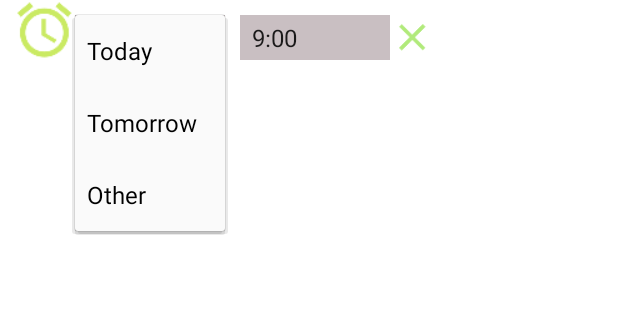
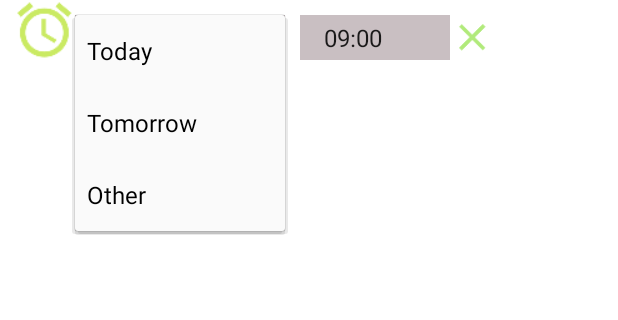
Before and after one commit to Meteoric-Cat/Assignment, an Android app: the CreatingActivity screen opened directly, with no data from a screen before it, after a tap on "Today", on a phone screen of 412 x 824 dp, the part 274-594 px from its top. Run offline under Robolectric (Android 15) with nearby library versions, the light colour scheme and no system bars; 1 other tap on this screen came first.

Commit message:
Commit on Other2: Added spinners

```diff
--- a/app/src/main/java/com/meteor/assignment/activity/CreatingActivity.java
+++ b/app/src/main/java/com/meteor/assignment/activity/CreatingActivity.java
@@ -3,6 +3,7 @@ package com.meteor.assignment.activity;
 import android.app.Activity;
 import android.app.DatePickerDialog;
 import android.app.TimePickerDialog;
+import android.content.Context;
 import android.content.DialogInterface;
 import android.content.Intent;
 import android.database.Cursor;
@@ -15,7 +16,9 @@ import android.os.Environment;
 import android.provider.MediaStore;
 import android.support.annotation.Nullable;
 import android.support.v7.app.AppCompatActivity;
+import android.support.v7.widget.AppCompatSpinner;
 import android.text.TextUtils;
+import android.util.AttributeSet;
 import android.util.Log;
 import android.view.Menu;
 import android.view.MenuInflater;
@@ -23,9 +26,9 @@ import android.view.MenuItem;
 import android.view.View;
 import android.widget.AdapterView;
 import android.widget.ArrayAdapter;
+import android.widget.DatePicker;
 import android.widget.EditText;
 import android.widget.ImageView;
-import android.widget.Spinner;
 import android.widget.TextView;
 import android.widget.TimePicker;
 import android.widget.Toast;
@@ -40,6 +43,7 @@ import java.io.FileOutputStream;
 import java.io.InputStream;
 import java.text.SimpleDateFormat;
 import java.util.Calendar;
+import java.util.LinkedList;
 
 public class CreatingActivity extends AppCompatActivity implements CameraOptionDialog.ClickHandler {
     protected static final String INVALID_INPUT = "";
@@ -66,10 +70,14 @@ public class CreatingActivity extends AppCompatActivity implements CameraOptionD
     protected TextView tvTime, tvAlarm;
     protected EditText etTitle, etContent;
     protected ImageView ivImage, ivSetterClose;
-    protected Spinner spDMYPicker, spHMPicker;
+    protected CustomSpinner spDMYPicker, spHMPicker;
 
     protected CameraOptionDialog cameraOptionDialog;
     protected BackgroundColorDialog backgroundColorDialog;
+
+    protected LinkedList<String> dateData, timeData;
+    protected ArrayAdapter<String> dateAdapter, timeAdapter;
+    protected DatePicker datePicker;
     protected DatePickerDialog datePickerDialog;
     protected TimePicker timePicker;
     protected TimePickerDialog timePickerDialog;
@@ -106,24 +114,38 @@ public class CreatingActivity extends AppCompatActivity implements CameraOptionD
 
         cameraOptionDialog = new CameraOptionDialog();
         backgroundColorDialog = new BackgroundColorDialog();
+
         datePickerDialog = new DatePickerDialog(this);
+        datePicker = datePickerDialog.getDatePicker();
 
-        timePicker=new TimePicker(this);
+        timePicker = new TimePicker(this);
         timePicker.setIs24HourView(true);
         timePickerDialog = new TimePickerDialog(this, null, 0, 0, true);
         timePickerDialog.setView(timePicker);
     }
 
     protected void initAlarmGroup() {
-        spDMYPicker = findViewById(R.id.sp_dmyPicker);
-        ArrayAdapter<CharSequence> arrayAdapter = ArrayAdapter.createFromResource(this, R.array.sp_dmyPicker, android.R.layout.simple_spinner_item);
-        arrayAdapter.setDropDownViewResource(android.R.layout.simple_spinner_dropdown_item);
-        spDMYPicker.setAdapter(arrayAdapter);
+        String[] values = getResources().getStringArray(R.array.sp_dmyPicker);
+        dateData = new LinkedList<>();
+        for (String temp : values) {
+            dateData.add(temp);
+        }
 
-        spHMPicker = findViewById(R.id.sp_hmPicker);
-        arrayAdapter = ArrayAdapter.createFromResource(this, R.array.sp_hmPicker, android.R.layout.simple_spinner_item);
-        arrayAdapter.setDropDownViewResource(android.R.layout.simple_spinner_dropdown_item);
-        spHMPicker.setAdapter(arrayAdapter);
+        dateAdapter = new ArrayAdapter<>(this, android.R.layout.simple_list_item_1, dateData);
+        dateAdapter.setDropDownViewResource(android.R.layout.simple_spinner_dropdown_item);
+        spDMYPicker =findViewById(R.id.sp_dmyPicker);
+        spDMYPicker.setAdapter(dateAdapter);
+
+        values = getResources().getStringArray(R.array.sp_hmPicker);
+        timeData = new LinkedList<>();
+        for (String temp : values) {
+            timeData.add(temp);
+        }
+
+        timeAdapter = new ArrayAdapter<>(this, android.R.layout.simple_list_item_1, timeData);
+        timeAdapter.setDropDownViewResource(android.R.layout.simple_spinner_dropdown_item);
+        spHMPicker =findViewById(R.id.sp_hmPicker);
+        spHMPicker.setAdapter(timeAdapter);
 
         ivSetterClose = findViewById(R.id.iv_setterClose);
     }
@@ -134,12 +156,31 @@ public class CreatingActivity extends AppCompatActivity implements CameraOptionD
         initOnItemSelectedListeners();
     }
 
-    protected void initDialogListeners(){
-        String btnPositive="Ok";
+    protected void initDialogListeners() {
+        String btnPositive = "Ok";
+
+        datePickerDialog.setButton(DialogInterface.BUTTON_POSITIVE, btnPositive, new DialogInterface.OnClickListener() {
+            @Override
+            public void onClick(DialogInterface dialogInterface, int i) {
+                String date = String.format("%s/%s/%s",
+                        ((datePicker.getDayOfMonth() < 10) ? "0" : "") + datePicker.getDayOfMonth(),
+                        ((datePicker.getMonth() < 10) ? "0" : "") + datePicker.getMonth(),
+                        ((datePicker.getYear()))
+                );
+
+                dateData.set(dateData.size() - 1, date);
+                dateAdapter.notifyDataSetChanged();
+            }
+        });
+
         timePickerDialog.setButton(DialogInterface.BUTTON_POSITIVE, btnPositive, new DialogInterface.OnClickListener() {
             @Override
             public void onClick(DialogInterface dialogInterface, int i) {
-                Toast.makeText(getApplicationContext(),timePicker.getHour()+":"+timePicker.getMinute(),Toast.LENGTH_SHORT).show();
+                String time = ((timePicker.getHour() < 10) ? "0" : "") + timePicker.getHour() + ":" +
+                        ((timePicker.getMinute() < 10) ? "0" : "") + timePicker.getMinute();
+
+                timeData.set(timeData.size() - 1, time);
+                timeAdapter.notifyDataSetChanged();
             }
         });
     }
@@ -170,17 +211,22 @@ public class CreatingActivity extends AppCompatActivity implements CameraOptionD
         AdapterView.OnItemSelectedListener onItemSelectedListenerListener = new AdapterView.OnItemSelectedListener() {
             @Override
             public void onItemSelected(AdapterView<?> parent, View view, int position, long id) {
-                String currentItem = parent.getItemAtPosition(position).toString();
-                String lastItem = parent.getItemAtPosition(parent.getCount() - 1).toString();
+                String currentItem = null;
+                String lastItem = null;
                 switch (parent.getId()) {
                     case R.id.sp_dmyPicker: {
+                        currentItem = dateData.get(position);
+                        lastItem = dateData.getLast();
+                        Log.d(currentItem, lastItem);
                         if (currentItem.equals(lastItem)) {
                             datePickerDialog.show();
                         }
                         break;
                     }
                     case R.id.sp_hmPicker: {
-                        if (currentItem.equals(lastItem)){
+                        currentItem = timeData.get(position);
+                        lastItem = timeData.getLast();
+                        if (currentItem.equals(lastItem)) {
                             timePickerDialog.show();
                         }
                         break;
@@ -490,4 +536,34 @@ public class CreatingActivity extends AppCompatActivity implements CameraOptionD
             }
         }
     }
+
+    public static class CustomSpinner extends AppCompatSpinner {
+        public CustomSpinner(Context context) {
+            super(context);
+        }
+
+        public CustomSpinner(Context context, AttributeSet attributeSet) {
+            super(context, attributeSet);
+        }
+
+        public CustomSpinner(Context context, AttributeSet attributeSet, int defStyleAttr) {
+            super(context, attributeSet, defStyleAttr);
+        }
+
+        @Override
+        public void setSelection(int position, boolean animate) {
+            super.setSelection(position, animate);
+            if (position == getSelectedItemPosition()) {
+                getOnItemSelectedListener().onItemSelected(this, getSelectedView(), position, getSelectedItemId());
+            }
+        }
+
+        @Override
+        public void setSelection(int position) {
+            super.setSelection(position);
+            if (position == getSelectedItemPosition()) {
+                getOnItemSelectedListener().onItemSelected(this, getSelectedView(), position, getSelectedItemId());
+            }
+        }
+    }
 }
--- a/app/src/main/res/layout/activity_creating.xml
+++ b/app/src/main/res/layout/activity_creating.xml
@@ -66,9 +66,9 @@
         android:textColor="@color/colorLightGreen"
         android:textStyle="bold" />
 
-    <Spinner
+    <view class="com.meteor.assignment.activity.CreatingActivity$CustomSpinner"
         android:id="@+id/sp_dmyPicker"
-        android:layout_width="100dp"
+        android:layout_width="140dp"
         android:layout_height="30dp"
         android:layout_alignTop="@id/iv_clockIcon"
         android:layout_marginTop="10dp"
@@ -76,7 +76,7 @@
         android:background="@color/colorRedGray"
         android:visibility="gone"/>
 
-    <Spinner
+    <view class="com.meteor.assignment.activity.CreatingActivity$CustomSpinner"
         android:id="@+id/sp_hmPicker"
         android:layout_width="100dp"
         android:layout_height="30dp"
--- a/app/src/main/res/layout/activity_editing.xml
+++ b/app/src/main/res/layout/activity_editing.xml
@@ -66,9 +66,9 @@
         android:textColor="@color/colorLightGreen"
         android:textStyle="bold" />
 
-    <Spinner
+    <view class="com.meteor.assignment.activity.CreatingActivity$CustomSpinner"
         android:id="@+id/sp_dmyPicker"
-        android:layout_width="100dp"
+        android:layout_width="140dp"
         android:layout_height="30dp"
         android:layout_alignTop="@id/iv_clockIcon"
         android:layout_marginTop="10dp"
@@ -76,7 +76,7 @@
         android:background="@color/colorRedGray"
         android:visibility="gone"/>
 
-    <Spinner
+    <view class="com.meteor.assignment.activity.CreatingActivity$CustomSpinner"
         android:id="@+id/sp_hmPicker"
         android:layout_width="100dp"
         android:layout_height="30dp"
--- a/app/src/main/res/values/arrays.xml
+++ b/app/src/main/res/values/arrays.xml
@@ -8,7 +8,7 @@
     </string-array>
 
     <string-array name="sp_hmPicker">
-        <item>9:00</item>
+        <item>09:00</item>
         <item>13:00</item>
         <item>17:00</item>
         <item>20:00</item>
```
